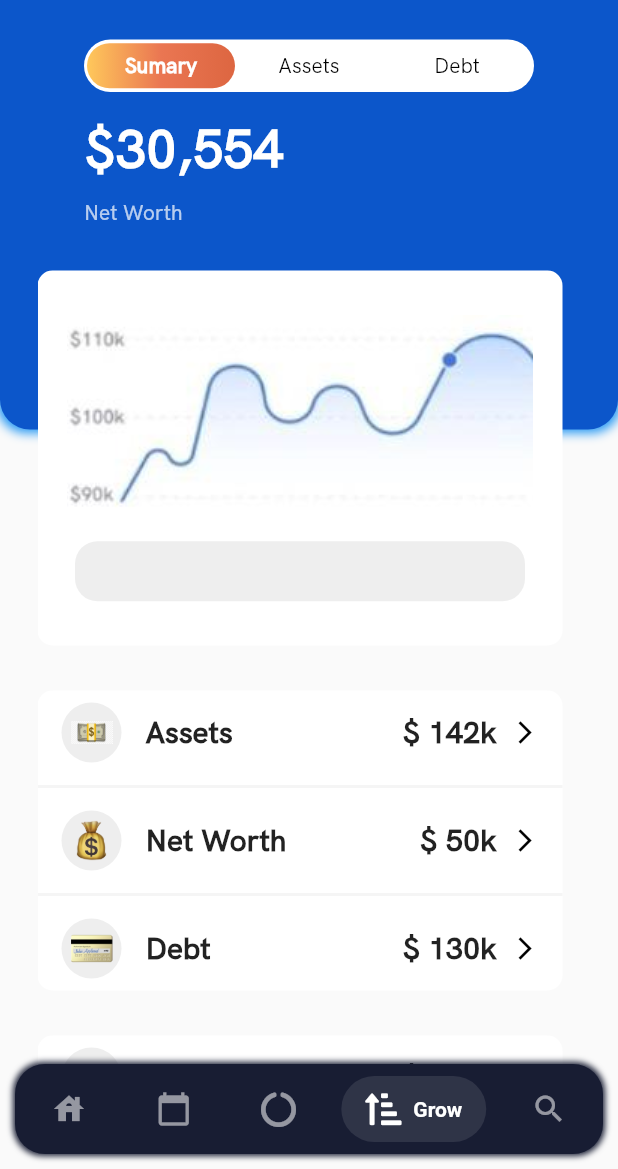
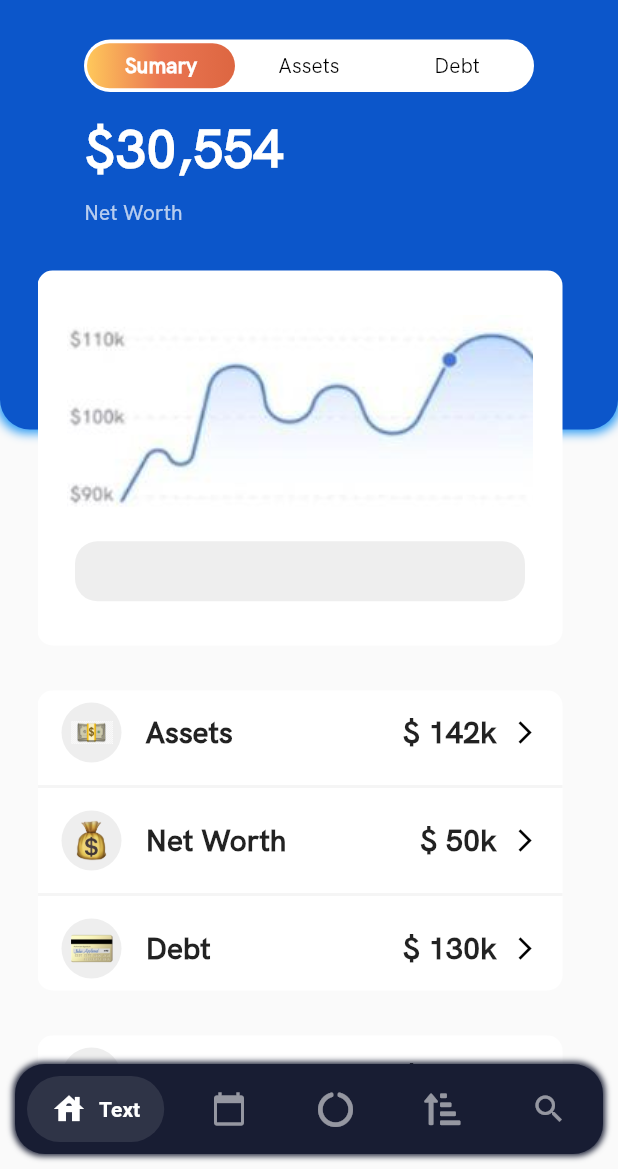
Before and after one commit to pedrooruass/PJ_Challenge_1, a Flutter app: the screen it shows after launch, on a phone screen of 412 x 824 dp, the part 67-1236 px from its top. Run offline on Flutter 3.47's test engine with Material 2 defaults, Android fonts, the phone set to English and light mode, and no system bars; drawn by our look-alikes of salomon_bottom_bar; our stand-ins replace font_awesome_flutter.

```diff
--- a/lib/app/core/pages/pages.dart
+++ b/lib/app/core/pages/pages.dart
@@ -13,6 +13,10 @@ class Pages extends StatefulWidget {
 
 class _PagesState extends State<Pages> {
   int index = 0;
+
+  PageController pageController = PageController(
+    initialPage: 3,
+  );
 
   @override
   Widget build(BuildContext context) {
@@ -67,14 +71,25 @@ class _PagesState extends State<Pages> {
           ),
           //Pages
           PageView(
+            controller: pageController,
             children: [
+              CalendarScreen(),
+              CalendarScreen(),
+              CalendarScreen(),
               MainScreen(),
               CalendarScreen(),
             ],
           ),
         ],
       ),
-      bottomNavigationBar: BottomNavigationBarWidget(),
+      bottomNavigationBar: BottomNavigationBarWidget(
+          index: index,
+          onTap: (index) {
+            setState(() {
+              this.index = index;
+              pageController.jumpToPage(index);
+            });
+          }),
     );
   }
 }
--- a/lib/app/core/pages/widgets/bottom_navigation_bar_widget.dart
+++ b/lib/app/core/pages/widgets/bottom_navigation_bar_widget.dart
@@ -1,11 +1,13 @@
-import 'package:challenge_app/app/core/pages/calendar_screen/calendar_screen.dart';
 import 'package:challenge_app/app/core/theme/app_colors.dart';
 import 'package:flutter/material.dart';
 import 'package:font_awesome_flutter/font_awesome_flutter.dart';
 import 'package:salomon_bottom_bar/salomon_bottom_bar.dart';
 
 class BottomNavigationBarWidget extends StatelessWidget {
-  const BottomNavigationBarWidget({ Key? key }) : super(key: key);
+  final void Function(int) onTap;
+  final int index;
+
+  BottomNavigationBarWidget({Key? key, required this.onTap, required this.index}) : super(key: key);
 
   @override
   Widget build(BuildContext context) {
@@ -23,12 +25,8 @@ class BottomNavigationBarWidget extends StatelessWidget {
               ),
             ]),
         child: SalomonBottomBar(
-        currentIndex: 3,
-        onTap: (index) {
-          Navigator.of(context).push(MaterialPageRoute(builder: (context) {
-            return CalendarScreen();
-          }));
-        },
+          currentIndex: index,
+          onTap: onTap,
           items: [
             SalomonBottomBarItem(
               icon: Icon(Icons.house),
```
Lines whose indentation alone changed are shown as unchanged.
